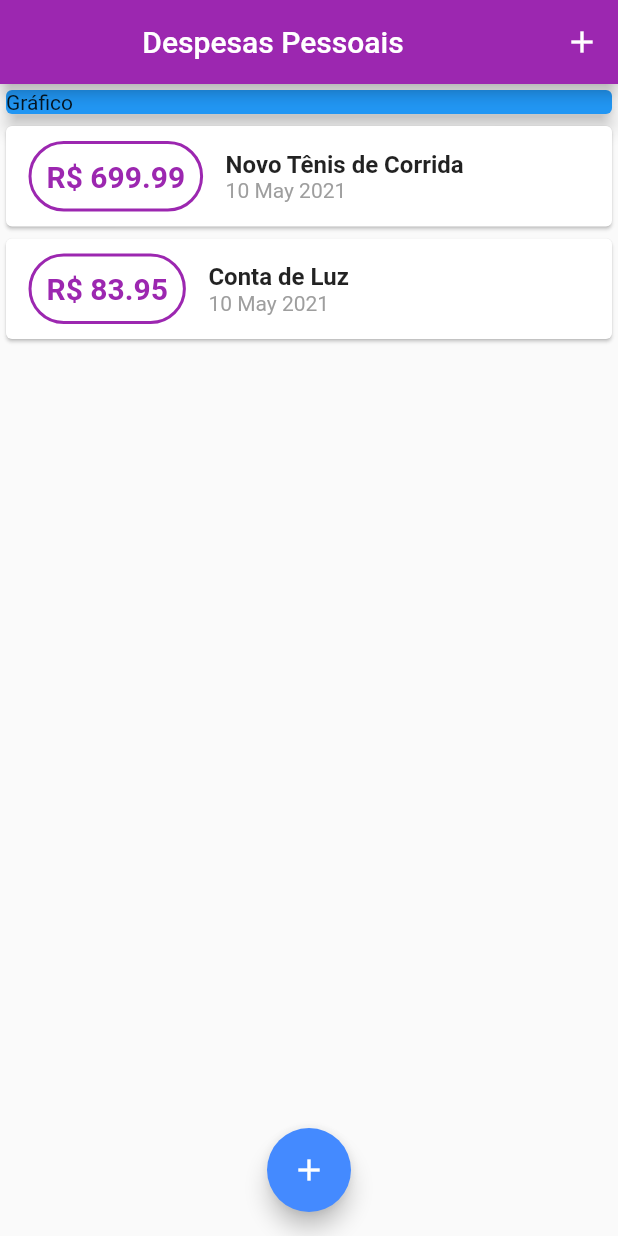
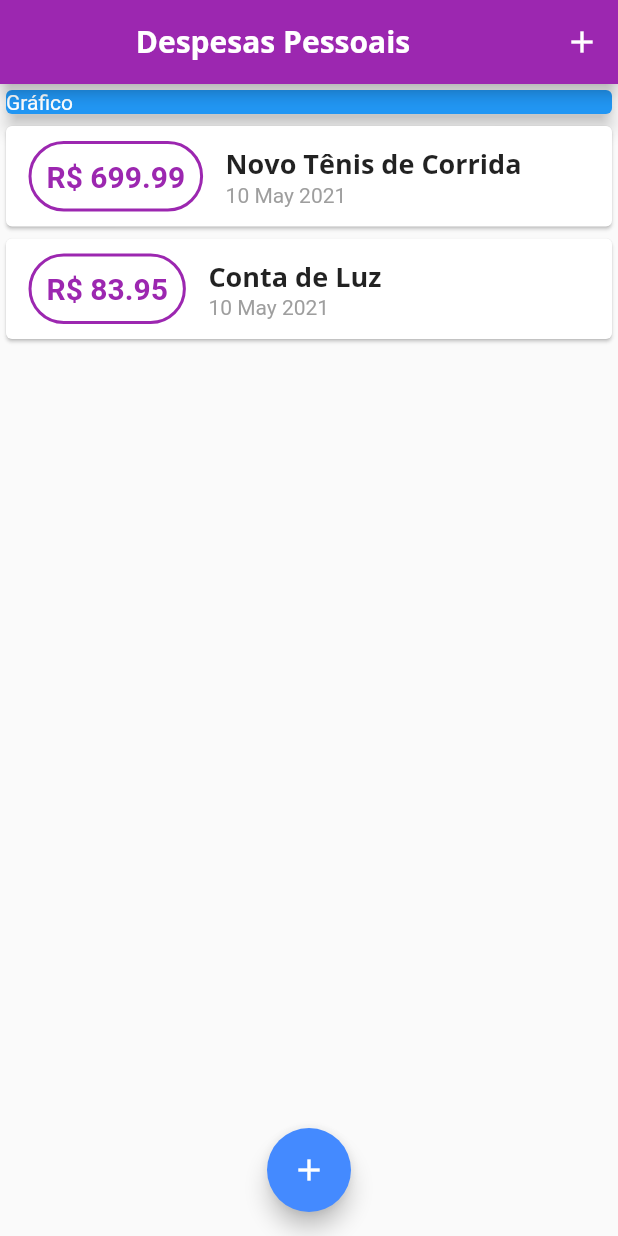
Before and after one commit to iagognunes/ProjetoDespesasPessoais, a Flutter app: the screen it shows after launch, on a phone screen of 412 x 824 dp. Run offline on Flutter 3.47's test engine with Material 2 defaults, Android fonts, the phone set to English and light mode, and no system bars.

Commit message:
Modulo 4: Aula 107
Fontes Personalizadas & Theme

```diff
--- a/lib/components/transaction_list.dart
+++ b/lib/components/transaction_list.dart
@@ -45,10 +45,7 @@ class TransactionList extends StatelessWidget {
                   children: [
                     Text(
                       tr.title,
-                      style: TextStyle(
-                        fontSize: 16,
-                        fontWeight: FontWeight.bold,
-                      ),
+                      style: Theme.of(context).textTheme.headline6,
                     ),
                     Text(
                       DateFormat('d MMM y').format(tr.date),
--- a/lib/main.dart
+++ b/lib/main.dart
@@ -15,6 +15,23 @@ class ExpensesApp extends StatelessWidget {
         primarySwatch: Colors.purple,
         floatingActionButtonTheme: FloatingActionButtonThemeData(
           backgroundColor: Colors.blueAccent,
+        ),
+        fontFamily: 'Quicksand',
+        textTheme: ThemeData.dark().textTheme.copyWith(
+              headline6: TextStyle(
+                fontFamily: 'OpenSans',
+                fontSize: 18,
+                fontWeight: FontWeight.bold,
+              ),
+            ),
+        appBarTheme: AppBarTheme(
+          textTheme: ThemeData.dark().textTheme.copyWith(
+                headline6: TextStyle(
+                  fontFamily: 'OpenSans',
+                  fontSize: 20,
+                  fontWeight: FontWeight.bold,
+                ),
+              ),
         ),
       ),
     );
@@ -70,7 +87,9 @@ class _MyHomePageState extends State<MyHomePage> {
   Widget build(BuildContext context) {
     return Scaffold(
       appBar: AppBar(
-        title: Center(child: Text('Despesas Pessoais')),
+        title: Center(
+          child: Text('Despesas Pessoais'),
+        ),
         actions: [
           IconButton(
             icon: Icon(Icons.add),
```
Also changed, not shown: pubspec.yaml (+16 -11 lines), assets/fonts/OpenSans-Bold.ttf (added), assets/fonts/OpenSans-Regular.ttf (added), assets/fonts/Quicksand-Bold.ttf (added), assets/fonts/Quicksand-Light.ttf (added), assets/fonts/Quicksand-Medium.ttf (added), assets/fonts/Quicksand-Regular.ttf (added).
